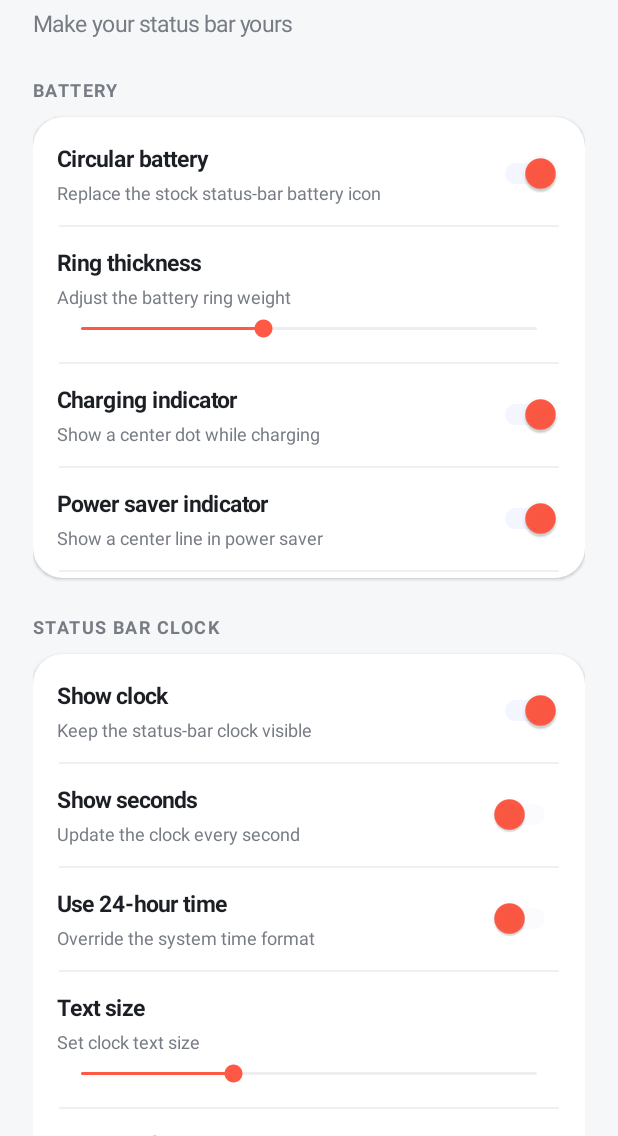
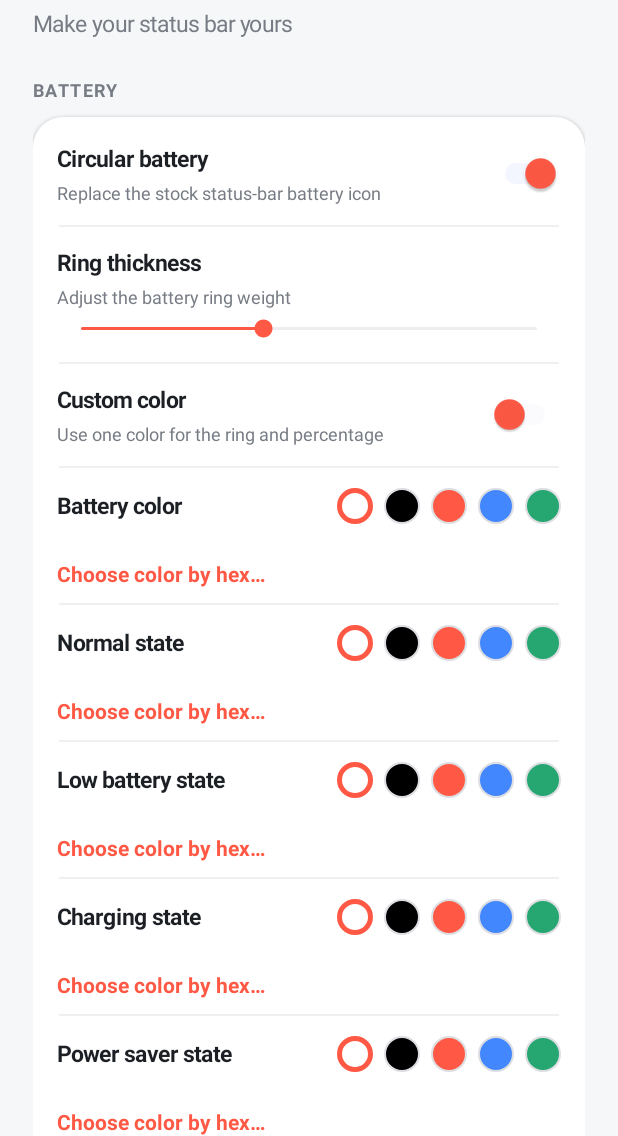
Before and after one commit to tranducquy0/FifUI, an Android app: the screen it shows after launch (SettingsActivity), on a phone screen of 412 x 824 dp, the part 100-1236 px from its top. Run offline under Robolectric (Android 15) with nearby library versions, the phone set to English and light mode, and no system bars.

Commit message:
feat(battery): add per-state colors

```diff
--- a/app/src/main/java/dev/rmx3834/circularbattery/ModuleSettings.java
+++ b/app/src/main/java/dev/rmx3834/circularbattery/ModuleSettings.java
@@ -7,6 +7,12 @@ final class ModuleSettings {
     static final String BATTERY_THICKNESS = "battery_thickness";
     static final String BATTERY_CHARGING = "battery_charging";
     static final String BATTERY_POWER_SAVE = "battery_power_save";
+    static final String BATTERY_CUSTOM_COLOR = "battery_custom_color_enabled";
+    static final String BATTERY_COLOR = "battery_color";
+    static final String BATTERY_COLOR_NORMAL = "battery_color_normal";
+    static final String BATTERY_COLOR_LOW = "battery_color_low";
+    static final String BATTERY_COLOR_CHARGING = "battery_color_charging";
+    static final String BATTERY_COLOR_POWER_SAVE = "battery_color_power_save";
     static final String CLOCK_VISIBLE = "clock_visible";
     static final String CLOCK_SECONDS = "clock_seconds_enabled";
     static final String CLOCK_24_HOUR = "clock_24_hour";
--- a/app/src/main/java/dev/rmx3834/circularbattery/SettingsActivity.java
+++ b/app/src/main/java/dev/rmx3834/circularbattery/SettingsActivity.java
@@ -27,6 +27,7 @@ public final class SettingsActivity extends Activity {
     private static final int SECONDARY = Color.rgb(119, 124, 132);
     private SharedPreferences settings;
     private Switch clockColorToggle;
+    private Switch batteryColorToggle;
 
     @Override
     protected void onCreate(Bundle state) {
@@ -59,6 +60,18 @@ public final class SettingsActivity extends Activity {
                 settings.getBoolean(ModuleSettings.BATTERY_ENABLED, true), ModuleSettings.BATTERY_ENABLED);
         addSlider(battery, "Ring thickness", "Adjust the battery ring weight",
                 settings.getInt(ModuleSettings.BATTERY_THICKNESS, 15), 5, 30, ModuleSettings.BATTERY_THICKNESS);
+        addSwitch(battery, "Custom color", "Use one color for the ring and percentage",
+                settings.getBoolean(ModuleSettings.BATTERY_CUSTOM_COLOR, false), ModuleSettings.BATTERY_CUSTOM_COLOR);
+        addColorChoices(battery, "Battery color", ModuleSettings.BATTERY_COLOR,
+                ModuleSettings.BATTERY_CUSTOM_COLOR);
+        addColorChoices(battery, "Normal state", ModuleSettings.BATTERY_COLOR_NORMAL,
+                ModuleSettings.BATTERY_CUSTOM_COLOR);
+        addColorChoices(battery, "Low battery state", ModuleSettings.BATTERY_COLOR_LOW,
+                ModuleSettings.BATTERY_CUSTOM_COLOR);
+        addColorChoices(battery, "Charging state", ModuleSettings.BATTERY_COLOR_CHARGING,
+                ModuleSettings.BATTERY_CUSTOM_COLOR);
+        addColorChoices(battery, "Power saver state", ModuleSettings.BATTERY_COLOR_POWER_SAVE,
+                ModuleSettings.BATTERY_CUSTOM_COLOR);
         addSwitch(battery, "Charging indicator", "Show a center dot while charging",
                 settings.getBoolean(ModuleSettings.BATTERY_CHARGING, true), ModuleSettings.BATTERY_CHARGING);
         addSwitch(battery, "Power saver indicator", "Show a center line in power saver",
@@ -78,7 +91,8 @@ public final class SettingsActivity extends Activity {
                 settings.getInt(ModuleSettings.CLOCK_WEIGHT, 400), 300, 700, ModuleSettings.CLOCK_WEIGHT);
         addSwitch(clock, "Custom color", "Use a fixed clock color",
                 settings.getBoolean(ModuleSettings.CLOCK_CUSTOM_COLOR, false), ModuleSettings.CLOCK_CUSTOM_COLOR);
-        addColorChoices(clock);
+        addColorChoices(clock, "Clock color", ModuleSettings.CLOCK_COLOR,
+                ModuleSettings.CLOCK_CUSTOM_COLOR);
         addFormatField(clock);
 
         TextView note = text("Changes apply after SystemUI restarts.", 13, SECONDARY, false);
@@ -129,6 +143,7 @@ public final class SettingsActivity extends Activity {
         toggle.setChecked(checked);
         toggle.setThumbTintList(android.content.res.ColorStateList.valueOf(ACCENT));
         if (ModuleSettings.CLOCK_CUSTOM_COLOR.equals(key)) clockColorToggle = toggle;
+        if (ModuleSettings.BATTERY_CUSTOM_COLOR.equals(key)) batteryColorToggle = toggle;
         toggle.setOnCheckedChangeListener((button, value) -> settings.edit().putBoolean(key, value).apply());
         row.addView(toggle);
         parent.addView(row, params(-1, -2));
@@ -165,25 +180,26 @@ public final class SettingsActivity extends Activity {
         addDivider(parent);
     }
 
-    private void addColorChoices(LinearLayout parent) {
+    private void addColorChoices(LinearLayout parent, String labelText, String colorKey, String toggleKey) {
         LinearLayout row = new LinearLayout(this);
         row.setGravity(Gravity.CENTER_VERTICAL);
         row.setPadding(0, dp(13), 0, dp(13));
-        TextView label = text("Clock color", 15, PRIMARY, true);
+        TextView label = text(labelText, 15, PRIMARY, true);
         row.addView(label, new LinearLayout.LayoutParams(0, -2, 1));
         int[] colors = {Color.WHITE, Color.BLACK, ACCENT, Color.rgb(67, 135, 255), Color.rgb(38, 166, 112)};
+        int selectedColor = settings.getInt(colorKey, Color.WHITE);
         for (int color : colors) {
             View swatch = new View(this);
-            swatch.setContentDescription("Clock color " + Integer.toHexString(color));
+            swatch.setContentDescription(labelText + " " + Integer.toHexString(color));
             swatch.setClickable(true);
             swatch.setFocusable(true);
             GradientDrawable dot = new GradientDrawable();
             dot.setShape(GradientDrawable.OVAL);
             dot.setColor(color);
-            dot.setStroke(dp(settings.getInt(ModuleSettings.CLOCK_COLOR, Color.WHITE) == color ? 3 : 1),
-                    settings.getInt(ModuleSettings.CLOCK_COLOR, Color.WHITE) == color ? ACCENT : Color.rgb(220, 222, 226));
+            dot.setStroke(dp(selectedColor == color ? 3 : 1),
+                    selectedColor == color ? ACCENT : Color.rgb(220, 222, 226));
             swatch.setBackground(dot);
-            swatch.setOnClickListener(view -> saveClockColor(color));
+            swatch.setOnClickListener(view -> saveColor(color, colorKey, toggleKey));
             LinearLayout.LayoutParams lp = new LinearLayout.LayoutParams(dp(24), dp(24));
             lp.leftMargin = dp(7);
             row.addView(swatch, lp);
@@ -194,23 +210,23 @@ public final class SettingsActivity extends Activity {
         hexButton.setPadding(0, dp(10), 0, dp(10));
         hexButton.setClickable(true);
         hexButton.setFocusable(true);
-        hexButton.setOnClickListener(view -> showHexColorDialog());
+        hexButton.setOnClickListener(view -> showHexColorDialog(labelText, colorKey, toggleKey));
         parent.addView(hexButton);
         addDivider(parent);
     }
 
-    private void showHexColorDialog() {
+    private void showHexColorDialog(String label, String colorKey, String toggleKey) {
         EditText input = new EditText(this);
         input.setSingleLine(true);
         input.setInputType(InputType.TYPE_CLASS_TEXT | InputType.TYPE_TEXT_FLAG_CAP_CHARACTERS);
         input.setHint("#RRGGBB or #AARRGGBB");
         input.setText(String.format(java.util.Locale.ROOT, "#%08X",
-                settings.getInt(ModuleSettings.CLOCK_COLOR, Color.WHITE)));
+                settings.getInt(colorKey, Color.WHITE)));
         input.setSelection(input.getText().length());
         input.setPadding(dp(20), dp(8), dp(20), dp(8));
 
         AlertDialog dialog = new AlertDialog.Builder(this)
-                .setTitle("Clock color")
+                .setTitle(label)
                 .setView(input)
                 .setNegativeButton("Cancel", null)
                 .setPositiveButton("Apply", null)
@@ -223,16 +239,17 @@ public final class SettingsActivity extends Activity {
                         input.setError("Enter 6 or 8 hexadecimal digits");
                         return;
                     }
-                    saveClockColor(Color.parseColor("#" + hex));
+                    saveColor(Color.parseColor("#" + hex), colorKey, toggleKey);
                     dialog.dismiss();
                 }));
         dialog.show();
     }
 
-    private void saveClockColor(int color) {
-        settings.edit().putInt(ModuleSettings.CLOCK_COLOR, color).putBoolean(
-                ModuleSettings.CLOCK_CUSTOM_COLOR, true).commit();
-        if (clockColorToggle != null) clockColorToggle.setChecked(true);
+    private void saveColor(int color, String colorKey, String toggleKey) {
+        settings.edit().putInt(colorKey, color).putBoolean(toggleKey, true).commit();
+        Switch toggle = ModuleSettings.BATTERY_CUSTOM_COLOR.equals(toggleKey)
+                ? batteryColorToggle : clockColorToggle;
+        if (toggle != null) toggle.setChecked(true);
     }
 
     private void addFormatField(LinearLayout parent) {
```
Also changed, not shown: app/src/main/java/dev/rmx3834/circularbattery/CircularBatteryHook.java (+62 -2 lines).
